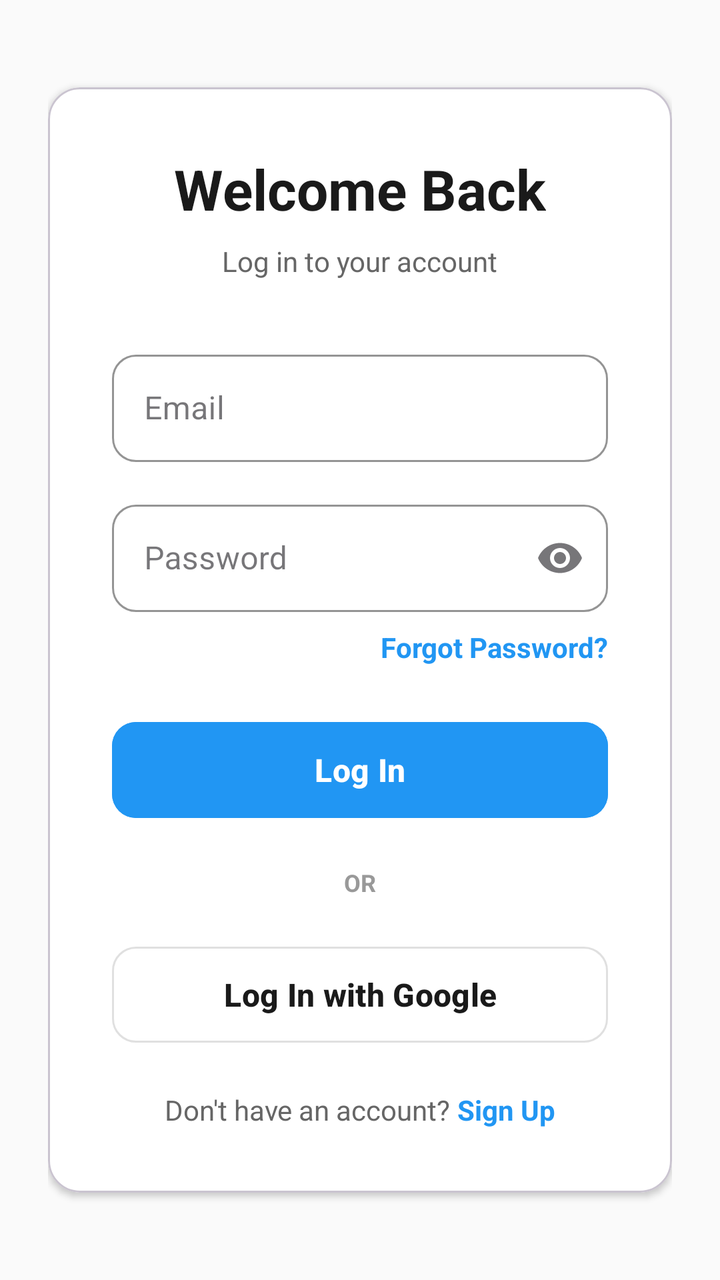
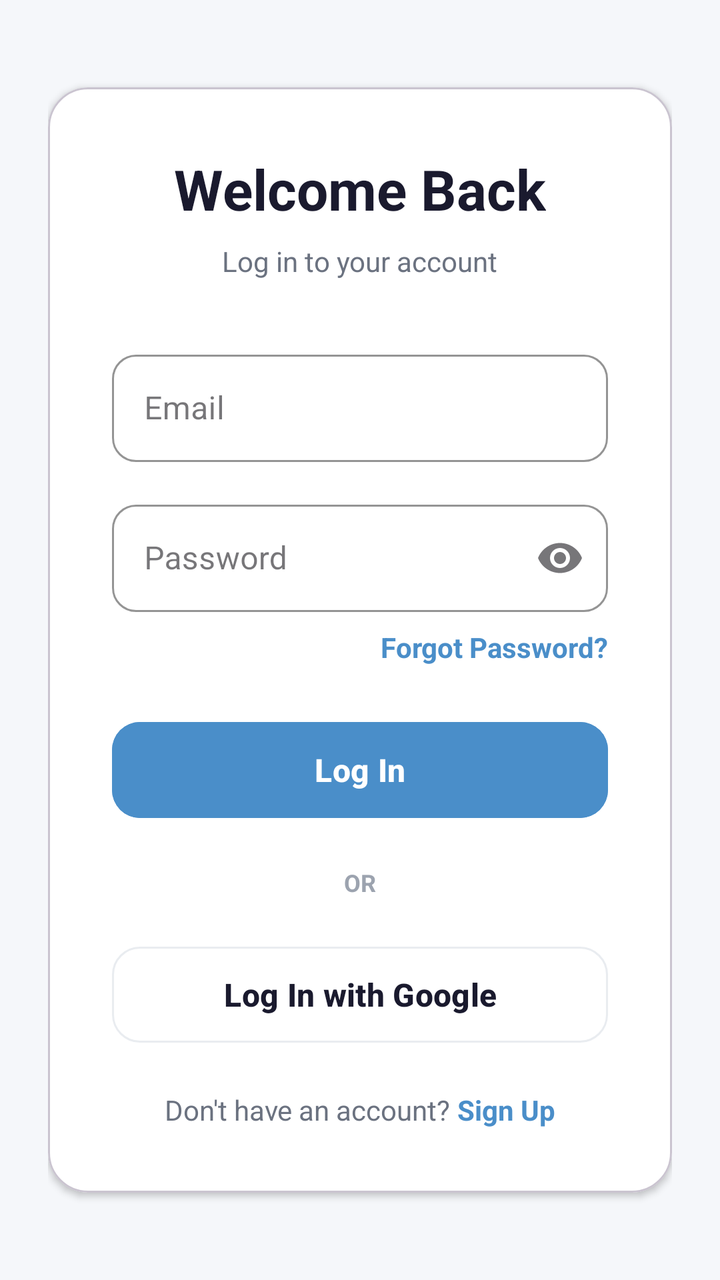

An Android layout rendered at two revisions. The XML below is the earlier revision; the diff shows what the commit changed to produce the second picture.
<!-- AndroidManifest.xml: application theme Theme.MainProj -->
<!-- res/layout/activity_login.xml -->
<androidx.constraintlayout.widget.ConstraintLayout
    xmlns:android="http://schemas.android.com/apk/res/android"
    xmlns:app="http://schemas.android.com/apk/res-auto"
    android:id="@+id/main"
    android:layout_width="match_parent"
    android:layout_height="match_parent"
    android:background="#FAFAFA"
    android:padding="24dp">

    <com.google.android.material.card.MaterialCardView
        android:id="@+id/cardView"
        android:layout_width="0dp"
        android:layout_height="wrap_content"
        android:backgroundTint="#FFFFFF"
        app:cardCornerRadius="16dp"
        app:cardElevation="2dp"
        app:layout_constraintTop_toTopOf="parent"
        app:layout_constraintBottom_toBottomOf="parent"
        app:layout_constraintStart_toStartOf="parent"
        app:layout_constraintEnd_toEndOf="parent">

        <androidx.constraintlayout.widget.ConstraintLayout
            android:layout_width="match_parent"
            android:layout_height="wrap_content"
            android:padding="32dp">

            <TextView
                android:id="@+id/tvTitle"
                android:layout_width="wrap_content"
                android:layout_height="wrap_content"
                android:text="Welcome Back"
                android:textColor="#1A1A1A"
                android:textSize="28sp"
                android:textStyle="bold"
                app:layout_constraintTop_toTopOf="parent"
                app:layout_constraintStart_toStartOf="parent"
                app:layout_constraintEnd_toEndOf="parent"/>

            <TextView
                android:id="@+id/tvSubtitle"
                android:layout_width="wrap_content"
                android:layout_height="wrap_content"
                android:text="Log in to your account"
                android:textColor="#666666"
                android:textSize="14sp"
                android:layout_marginTop="8dp"
                app:layout_constraintTop_toBottomOf="@id/tvTitle"
                app:layout_constraintStart_toStartOf="parent"
                app:layout_constraintEnd_toEndOf="parent"/>

            <com.google.android.material.textfield.TextInputLayout
                android:id="@+id/tilEmail"
                style="@style/Widget.MaterialComponents.TextInputLayout.OutlinedBox"
                android:layout_width="0dp"
                android:layout_height="wrap_content"
                android:layout_marginTop="32dp"
                android:hint="Email"
                app:boxCornerRadiusTopStart="12dp"
                app:boxCornerRadiusTopEnd="12dp"
                app:boxCornerRadiusBottomStart="12dp"
                app:boxCornerRadiusBottomEnd="12dp"
                app:boxStrokeColor="#2196F3"
                app:hintTextColor="#666666"
                app:layout_constraintTop_toBottomOf="@id/tvSubtitle"
                app:layout_constraintStart_toStartOf="parent"
                app:layout_constraintEnd_toEndOf="parent">

                <com.google.android.material.textfield.TextInputEditText
                    android:id="@+id/etEmail"
                    android:layout_width="match_parent"
                    android:layout_height="wrap_content"
                    android:inputType="textEmailAddress"
                    android:padding="16dp"
                    android:textColor="#1A1A1A"
                    android:textSize="16sp"/>
            </com.google.android.material.textfield.TextInputLayout>

            <com.google.android.material.textfield.TextInputLayout
                android:id="@+id/tilPassword"
                style="@style/Widget.MaterialComponents.TextInputLayout.OutlinedBox"
                android:layout_width="0dp"
                android:layout_height="wrap_content"
                android:layout_marginTop="16dp"
                android:hint="Password"
                app:endIconMode="password_toggle"
                app:boxCornerRadiusTopStart="12dp"
                app:boxCornerRadiusTopEnd="12dp"
                app:boxCornerRadiusBottomStart="12dp"
                app:boxCornerRadiusBottomEnd="12dp"
                app:boxStrokeColor="#2196F3"
                app:hintTextColor="#666666"
                app:layout_constraintTop_toBottomOf="@id/tilEmail"
                app:layout_constraintStart_toStartOf="parent"
                app:layout_constraintEnd_toEndOf="parent">

                <com.google.android.material.textfield.TextInputEditText
                    android:id="@+id/etPassword"
                    android:layout_width="match_parent"
                    android:layout_height="wrap_content"
                    android:inputType="textPassword"
                    android:padding="16dp"
                    android:textColor="#1A1A1A"
                    android:textSize="16sp"/>
            </com.google.android.material.textfield.TextInputLayout>

            <TextView
                android:id="@+id/tvForgotPassword"
                android:layout_width="wrap_content"
                android:layout_height="wrap_content"
                android:layout_marginTop="8dp"
                android:text="Forgot Password?"
                android:textColor="#2196F3"
                android:textStyle="bold"
                android:textSize="14sp"
                app:layout_constraintTop_toBottomOf="@id/tilPassword"
                app:layout_constraintEnd_toEndOf="parent"/>

            <com.google.android.material.button.MaterialButton
                android:id="@+id/btnLogin"
                android:layout_width="0dp"
                android:layout_height="56dp"
                android:layout_marginTop="24dp"
                android:text="Log In"
                android:backgroundTint="#2196F3"
                android:textColor="#FFFFFF"
                android:textStyle="bold"
                android:textSize="16sp"
                app:cornerRadius="12dp"
                app:layout_constraintTop_toBottomOf="@id/tvForgotPassword"
                app:layout_constraintStart_toStartOf="parent"
                app:layout_constraintEnd_toEndOf="parent"/>

            <TextView
                android:id="@+id/tvOrDivider"
                android:layout_width="wrap_content"
                android:layout_height="wrap_content"
                android:text="OR"
                android:textColor="#999999"
                android:textStyle="bold"
                android:textSize="12sp"
                android:layout_marginTop="20dp"
                app:layout_constraintTop_toBottomOf="@id/btnLogin"
                app:layout_constraintStart_toStartOf="parent"
                app:layout_constraintEnd_toEndOf="parent"/>

            <com.google.android.material.button.MaterialButton
                android:id="@+id/btnGoogleLogin"
                android:layout_width="0dp"
                android:layout_height="56dp"
                android:layout_marginTop="20dp"
                android:text="Log In with Google"
                android:backgroundTint="#FFFFFF"
                android:textColor="#1A1A1A"
                app:strokeColor="#E0E0E0"
                app:strokeWidth="1dp"
                android:textStyle="bold"
                android:textSize="16sp"
                app:cornerRadius="12dp"
                app:layout_constraintTop_toBottomOf="@id/tvOrDivider"
                app:layout_constraintStart_toStartOf="parent"
                app:layout_constraintEnd_toEndOf="parent"/>

            <TextView
                android:id="@+id/tvSignUpPrompt"
                android:layout_width="wrap_content"
                android:layout_height="wrap_content"
                android:text="Don't have an account? "
                android:textColor="#666666"
                android:textSize="14sp"
                android:layout_marginTop="20dp"
                app:layout_constraintTop_toBottomOf="@id/btnGoogleLogin"
                app:layout_constraintStart_toStartOf="parent"
                app:layout_constraintEnd_toStartOf="@id/tvSignUp"
                app:layout_constraintHorizontal_chainStyle="packed"/>

            <TextView
                android:id="@+id/tvSignUp"
                android:layout_width="wrap_content"
                android:layout_height="wrap_content"
                android:text="Sign Up"
                android:textColor="#2196F3"
                android:textSize="14sp"
                android:textStyle="bold"
                app:layout_constraintTop_toTopOf="@id/tvSignUpPrompt"
                app:layout_constraintStart_toEndOf="@id/tvSignUpPrompt"
                app:layout_constraintEnd_toEndOf="parent"/>

        </androidx.constraintlayout.widget.ConstraintLayout>
    </com.google.android.material.card.MaterialCardView>
</androidx.constraintlayout.widget.ConstraintLayout>
<!-- resources referenced by this layout -->
<resources>
  <style name="Theme.MainProj" parent="Theme.Material3.DayNight.NoActionBar">
              <item name="inputStrokeColor">@color/input_stroke_color_light</item>
              <item name="buttonPrimary">@color/button_primary_light</item>
              <item name="textSecondary">@color/text_secondary_light</item>
  
              <item name="buttonGoogleBg">@color/button_google_bg_light</item>
              <item name="buttonGoogleText">@color/button_google_text_light</item>
              <item name="buttonGoogleStroke">@color/button_google_stroke_light</item>
          </style>
  <color name="input_stroke_color_light">#667eea</color>
  <color name="button_primary_light">#667eea</color>
  <color name="text_secondary_light">#666666</color>
  <color name="button_google_bg_light">#FFFFFF</color>
  <color name="button_google_text_light">#333333</color>
  <color name="button_google_stroke_light">#e0e0e0</color>
</resources>

<!-- the commit's change to res/layout/activity_login.xml (unified diff, before → after) -->
@@ -4,15 +4,15 @@
     android:id="@+id/main"
     android:layout_width="match_parent"
     android:layout_height="match_parent"
-    android:background="#FAFAFA"
+    android:background="@color/colorBackground"
     android:padding="24dp">
 
     <com.google.android.material.card.MaterialCardView
         android:id="@+id/cardView"
         android:layout_width="0dp"
         android:layout_height="wrap_content"
-        android:backgroundTint="#FFFFFF"
-        app:cardCornerRadius="16dp"
+        android:backgroundTint="@color/colorSurface"
+        app:cardCornerRadius="20dp"
         app:cardElevation="2dp"
         app:layout_constraintTop_toTopOf="parent"
         app:layout_constraintBottom_toBottomOf="parent"
@@ -29,7 +29,7 @@
                 android:layout_width="wrap_content"
                 android:layout_height="wrap_content"
                 android:text="Welcome Back"
-                android:textColor="#1A1A1A"
+                android:textColor="@color/colorTextPrimary"
                 android:textSize="28sp"
                 android:textStyle="bold"
                 app:layout_constraintTop_toTopOf="parent"
@@ -41,7 +41,7 @@
                 android:layout_width="wrap_content"
                 android:layout_height="wrap_content"
                 android:text="Log in to your account"
-                android:textColor="#666666"
+                android:textColor="@color/colorTextSecondary"
                 android:textSize="14sp"
                 android:layout_marginTop="8dp"
                 app:layout_constraintTop_toBottomOf="@id/tvTitle"
@@ -59,8 +59,8 @@
                 app:boxCornerRadiusTopEnd="12dp"
                 app:boxCornerRadiusBottomStart="12dp"
                 app:boxCornerRadiusBottomEnd="12dp"
-                app:boxStrokeColor="#2196F3"
-                app:hintTextColor="#666666"
+                app:boxStrokeColor="@color/colorPrimary"
+                app:hintTextColor="@color/colorTextSecondary"
                 app:layout_constraintTop_toBottomOf="@id/tvSubtitle"
                 app:layout_constraintStart_toStartOf="parent"
                 app:layout_constraintEnd_toEndOf="parent">
@@ -71,7 +71,7 @@
                     android:layout_height="wrap_content"
                     android:inputType="textEmailAddress"
                     android:padding="16dp"
-                    android:textColor="#1A1A1A"
+                    android:textColor="@color/colorTextPrimary"
                     android:textSize="16sp"/>
             </com.google.android.material.textfield.TextInputLayout>
 
@@ -87,8 +87,8 @@
                 app:boxCornerRadiusTopEnd="12dp"
                 app:boxCornerRadiusBottomStart="12dp"
                 app:boxCornerRadiusBottomEnd="12dp"
-                app:boxStrokeColor="#2196F3"
-                app:hintTextColor="#666666"
+                app:boxStrokeColor="@color/colorPrimary"
+                app:hintTextColor="@color/colorTextSecondary"
                 app:layout_constraintTop_toBottomOf="@id/tilEmail"
                 app:layout_constraintStart_toStartOf="parent"
                 app:layout_constraintEnd_toEndOf="parent">
@@ -99,7 +99,7 @@
                     android:layout_height="wrap_content"
                     android:inputType="textPassword"
                     android:padding="16dp"
-                    android:textColor="#1A1A1A"
+                    android:textColor="@color/colorTextPrimary"
                     android:textSize="16sp"/>
             </com.google.android.material.textfield.TextInputLayout>
 
@@ -109,7 +109,7 @@
                 android:layout_height="wrap_content"
                 android:layout_marginTop="8dp"
                 android:text="Forgot Password?"
-                android:textColor="#2196F3"
+                android:textColor="@color/colorPrimary"
                 android:textStyle="bold"
                 android:textSize="14sp"
                 app:layout_constraintTop_toBottomOf="@id/tilPassword"
@@ -121,11 +121,11 @@
                 android:layout_height="56dp"
                 android:layout_marginTop="24dp"
                 android:text="Log In"
-                android:backgroundTint="#2196F3"
-                android:textColor="#FFFFFF"
+                android:backgroundTint="@color/colorPrimary"
+                android:textColor="@color/colorTextOnPrimary"
                 android:textStyle="bold"
                 android:textSize="16sp"
-                app:cornerRadius="12dp"
+                app:cornerRadius="14dp"
                 app:layout_constraintTop_toBottomOf="@id/tvForgotPassword"
                 app:layout_constraintStart_toStartOf="parent"
                 app:layout_constraintEnd_toEndOf="parent"/>
@@ -135,7 +135,7 @@
                 android:layout_width="wrap_content"
                 android:layout_height="wrap_content"
                 android:text="OR"
-                android:textColor="#999999"
+                android:textColor="@color/colorTextHint"
                 android:textStyle="bold"
                 android:textSize="12sp"
                 android:layout_marginTop="20dp"
@@ -149,13 +149,13 @@
                 android:layout_height="56dp"
                 android:layout_marginTop="20dp"
                 android:text="Log In with Google"
-                android:backgroundTint="#FFFFFF"
-                android:textColor="#1A1A1A"
-                app:strokeColor="#E0E0E0"
+                android:backgroundTint="@color/colorSurface"
+                android:textColor="@color/colorTextPrimary"
+                app:strokeColor="@color/colorCardBorder"
                 app:strokeWidth="1dp"
                 android:textStyle="bold"
                 android:textSize="16sp"
-                app:cornerRadius="12dp"
+                app:cornerRadius="14dp"
                 app:layout_constraintTop_toBottomOf="@id/tvOrDivider"
                 app:layout_constraintStart_toStartOf="parent"
                 app:layout_constraintEnd_toEndOf="parent"/>
@@ -165,7 +165,7 @@
                 android:layout_width="wrap_content"
                 android:layout_height="wrap_content"
                 android:text="Don't have an account? "
-                android:textColor="#666666"
+                android:textColor="@color/colorTextSecondary"
                 android:textSize="14sp"
                 android:layout_marginTop="20dp"
                 app:layout_constraintTop_toBottomOf="@id/btnGoogleLogin"
@@ -178,7 +178,7 @@
                 android:layout_width="wrap_content"
                 android:layout_height="wrap_content"
                 android:text="Sign Up"
-                android:textColor="#2196F3"
+                android:textColor="@color/colorPrimary"
                 android:textSize="14sp"
                 android:textStyle="bold"
                 app:layout_constraintTop_toTopOf="@id/tvSignUpPrompt"
<!-- resource entries referenced after the edit -->
@@ -1,5 +1,13 @@
 <!-- resources referenced by this layout -->
 <resources>
+  <color name="colorBackground">#F5F7FA</color>
+  <color name="colorCardBorder">#E9ECF0</color>
+  <color name="colorPrimary">#4A8EC9</color>
+  <color name="colorSurface">#FFFFFF</color>
+  <color name="colorTextHint">#9CA3AF</color>
+  <color name="colorTextOnPrimary">#FFFFFF</color>
+  <color name="colorTextPrimary">#1A1A2E</color>
+  <color name="colorTextSecondary">#6B7280</color>
   <style name="Theme.MainProj" parent="Theme.Material3.DayNight.NoActionBar">
               <item name="inputStrokeColor">@color/input_stroke_color_light</item>
               <item name="buttonPrimary">@color/button_primary_light</item>
